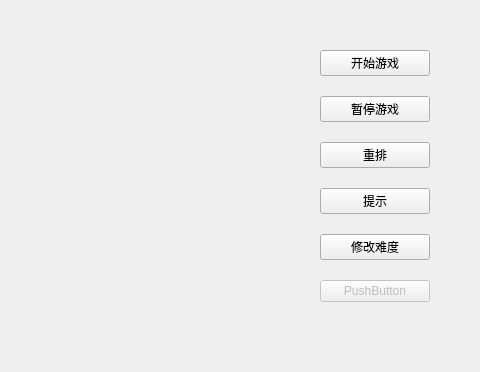
emmTGB/QtMatchingGame, file GameWidget.ui: the form before one commit; both pictures show x 320 to 800 and y 0 to 372 of the 800 by 600 pixel window.
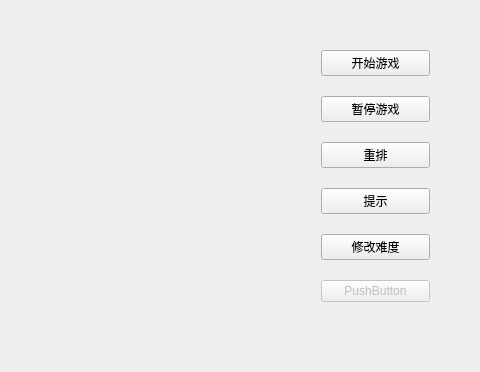
The form after the commit. Icons and pictures are not drawn.

What changed in the file:
```diff
--- a/GameWidget.ui
+++ b/GameWidget.ui
@@ -39,7 +39,20 @@
     <property name="spacing">
      <number>20</number>
     </property>
-    <item row="3" column="2">
+    <item row="5" column="1" colspan="2">
+     <spacer name="verticalSpacer">
+      <property name="orientation">
+       <enum>Qt::Vertical</enum>
+      </property>
+      <property name="sizeHint" stdset="0">
+       <size>
+        <width>20</width>
+        <height>40</height>
+       </size>
+      </property>
+     </spacer>
+    </item>
+    <item row="7" column="2">
      <layout class="QVBoxLayout" name="verticalLayout_2">
       <item>
        <widget class="QPushButton" name="pushButton_2">
@@ -69,20 +82,7 @@
       </item>
      </layout>
     </item>
-    <item row="1" column="0">
-     <spacer name="horizontalSpacer">
-      <property name="orientation">
-       <enum>Qt::Horizontal</enum>
-      </property>
-      <property name="sizeHint" stdset="0">
-       <size>
-        <width>40</width>
-        <height>20</height>
-       </size>
-      </property>
-     </spacer>
-    </item>
-    <item row="3" column="1">
+    <item row="7" column="1">
      <spacer name="horizontalSpacer_2">
       <property name="orientation">
        <enum>Qt::Horizontal</enum>
@@ -95,19 +95,6 @@
       </property>
      </spacer>
     </item>
-    <item row="2" column="1" colspan="2">
-     <spacer name="verticalSpacer">
-      <property name="orientation">
-       <enum>Qt::Vertical</enum>
-      </property>
-      <property name="sizeHint" stdset="0">
-       <size>
-        <width>20</width>
-        <height>40</height>
-       </size>
-      </property>
-     </spacer>
-    </item>
     <item row="1" column="1" colspan="2">
      <layout class="QVBoxLayout" name="mainButtonLayout">
       <property name="spacing">
@@ -262,7 +249,7 @@
       </item>
      </layout>
     </item>
-    <item row="2" column="0" rowspan="2">
+    <item row="7" column="0">
      <spacer name="verticalSpacer_2">
       <property name="orientation">
        <enum>Qt::Vertical</enum>
@@ -275,6 +262,22 @@
       </property>
      </spacer>
     </item>
+    <item row="1" column="0" rowspan="6">
+     <widget class="QWidget" name="showWidget" native="true"/>
+    </item>
+    <item row="6" column="2">
+     <spacer name="verticalSpacer_3">
+      <property name="orientation">
+       <enum>Qt::Vertical</enum>
+      </property>
+      <property name="sizeHint" stdset="0">
+       <size>
+        <width>20</width>
+        <height>40</height>
+       </size>
+      </property>
+     </spacer>
+    </item>
    </layout>
   </widget>
  </widget>
```
